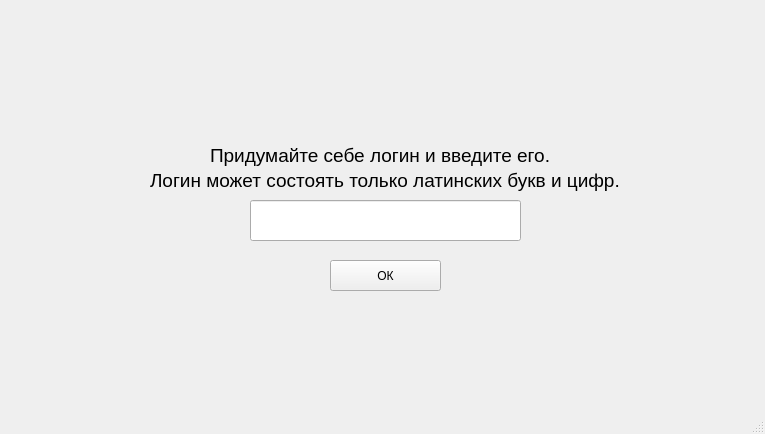
The window that Qt/mainwindow.ui (shm0nya/Lipilin-s-game) describes before a commit, drawn with Qt 5.
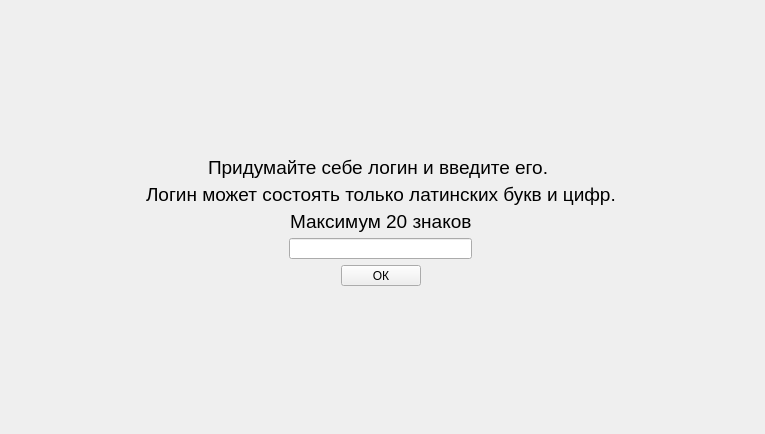
The same window after the commit.

What changed in the file:
```diff
--- a/Qt/mainwindow.ui
+++ b/Qt/mainwindow.ui
@@ -20,82 +20,224 @@
    <bool>false</bool>
   </property>
   <widget class="QWidget" name="centralWidget">
-   <widget class="QLabel" name="label">
+   <widget class="QWidget" name="">
     <property name="geometry">
      <rect>
-      <x>210</x>
-      <y>130</y>
-      <width>351</width>
-      <height>51</height>
+      <x>94</x>
+      <y>145</y>
+      <width>573</width>
+      <height>152</height>
      </rect>
     </property>
-    <property name="font">
-     <font>
-      <pointsize>14</pointsize>
-     </font>
-    </property>
-    <property name="text">
-     <string>Придумайте себе логин и введите его. </string>
-    </property>
+    <layout class="QVBoxLayout" name="summary_componate">
+     <item>
+      <layout class="QHBoxLayout" name="componate_text_first_lbl">
+       <item>
+        <spacer name="horizontalSpacer">
+         <property name="orientation">
+          <enum>Qt::Horizontal</enum>
+         </property>
+         <property name="sizeHint" stdset="0">
+          <size>
+           <width>40</width>
+           <height>20</height>
+          </size>
+         </property>
+        </spacer>
+       </item>
+       <item>
+        <widget class="QLabel" name="label_text_to_get_login1">
+         <property name="font">
+          <font>
+           <pointsize>14</pointsize>
+          </font>
+         </property>
+         <property name="text">
+          <string>Придумайте себе логин и введите его. </string>
+         </property>
+        </widget>
+       </item>
+       <item>
+        <spacer name="horizontalSpacer_2">
+         <property name="orientation">
+          <enum>Qt::Horizontal</enum>
+         </property>
+         <property name="sizeHint" stdset="0">
+          <size>
+           <width>40</width>
+           <height>20</height>
+          </size>
+         </property>
+        </spacer>
+       </item>
+      </layout>
+     </item>
+     <item>
+      <layout class="QHBoxLayout" name="componate_second_lbl">
+       <item>
+        <spacer name="horizontalSpacer_10">
+         <property name="orientation">
+          <enum>Qt::Horizontal</enum>
+         </property>
+         <property name="sizeHint" stdset="0">
+          <size>
+           <width>40</width>
+           <height>20</height>
+          </size>
+         </property>
+        </spacer>
+       </item>
+       <item>
+        <widget class="QLabel" name="label_text_to_get_login2">
+         <property name="font">
+          <font>
+           <pointsize>14</pointsize>
+          </font>
+         </property>
+         <property name="text">
+          <string>Логин может состоять только латинских букв и цифр.</string>
+         </property>
+        </widget>
+       </item>
+       <item>
+        <spacer name="horizontalSpacer_9">
+         <property name="orientation">
+          <enum>Qt::Horizontal</enum>
+         </property>
+         <property name="sizeHint" stdset="0">
+          <size>
+           <width>40</width>
+           <height>20</height>
+          </size>
+         </property>
+        </spacer>
+       </item>
+      </layout>
+     </item>
+     <item>
+      <layout class="QHBoxLayout" name="componate_third_lbl">
+       <item>
+        <spacer name="horizontalSpacer_7">
+         <property name="orientation">
+          <enum>Qt::Horizontal</enum>
+         </property>
+         <property name="sizeHint" stdset="0">
+          <size>
+           <width>40</width>
+           <height>20</height>
+          </size>
+         </property>
+        </spacer>
+       </item>
+       <item>
+        <widget class="QLabel" name="label_text_toget_login_3">
+         <property name="font">
+          <font>
+           <pointsize>14</pointsize>
+          </font>
+         </property>
+         <property name="text">
+          <string>Максимум 20 знаков</string>
+         </property>
+        </widget>
+       </item>
+       <item>
+        <spacer name="horizontalSpacer_8">
+         <property name="orientation">
+          <enum>Qt::Horizontal</enum>
+         </property>
+         <property name="sizeHint" stdset="0">
+          <size>
+           <width>40</width>
+           <height>20</height>
+          </size>
+         </property>
+        </spacer>
+       </item>
+      </layout>
+     </item>
+     <item>
+      <layout class="QHBoxLayout" name="Componate_Line_edit">
+       <item>
+        <spacer name="horizontalSpacer_3">
+         <property name="orientation">
+          <enum>Qt::Horizontal</enum>
+         </property>
+         <property name="sizeHint" stdset="0">
+          <size>
+           <width>40</width>
+           <height>20</height>
+          </size>
+         </property>
+        </spacer>
+       </item>
+       <item>
+        <widget class="QLineEdit" name="login_edit">
+         <property name="font">
+          <font>
+           <pointsize>11</pointsize>
+          </font>
+         </property>
+         <property name="text">
+          <string/>
+         </property>
+        </widget>
+       </item>
+       <item>
+        <spacer name="horizontalSpacer_4">
+         <property name="orientation">
+          <enum>Qt::Horizontal</enum>
+         </property>
+         <property name="sizeHint" stdset="0">
+          <size>
+           <width>40</width>
+           <height>20</height>
+          </size>
+         </property>
+        </spacer>
+       </item>
+      </layout>
+     </item>
+     <item>
+      <layout class="QHBoxLayout" name="componate_login_button">
+       <item>
+        <spacer name="horizontalSpacer_5">
+         <property name="orientation">
+          <enum>Qt::Horizontal</enum>
+         </property>
+         <property name="sizeHint" stdset="0">
+          <size>
+           <width>40</width>
+           <height>20</height>
+          </size>
+         </property>
+        </spacer>
+       </item>
+       <item>
+        <widget class="QPushButton" name="Login_button">
+         <property name="text">
+          <string>ОК</string>
+         </property>
+        </widget>
+       </item>
+       <item>
+        <spacer name="horizontalSpacer_6">
+         <property name="orientation">
+          <enum>Qt::Horizontal</enum>
+         </property>
+         <property name="sizeHint" stdset="0">
+          <size>
+           <width>40</width>
+           <height>20</height>
+          </size>
+         </property>
+        </spacer>
+       </item>
+      </layout>
+     </item>
+    </layout>
    </widget>
-   <widget class="QLabel" name="label_2">
-    <property name="geometry">
-     <rect>
-      <x>150</x>
-      <y>160</y>
-      <width>511</width>
-      <height>41</height>
-     </rect>
-    </property>
-    <property name="font">
-     <font>
-      <pointsize>14</pointsize>
-     </font>
-    </property>
-    <property name="text">
-     <string>Логин может состоять только латинских букв и цифр.</string>
-    </property>
-   </widget>
-   <widget class="QPushButton" name="Login_button">
-    <property name="geometry">
-     <rect>
-      <x>330</x>
-      <y>260</y>
-      <width>111</width>
-      <height>31</height>
-     </rect>
-    </property>
-    <property name="text">
-     <string>ОК</string>
-    </property>
-   </widget>
-   <widget class="QLineEdit" name="TextLogin">
-    <property name="geometry">
-     <rect>
-      <x>250</x>
-      <y>200</y>
-      <width>271</width>
-      <height>41</height>
-     </rect>
-    </property>
-    <property name="font">
-     <font>
-      <pointsize>11</pointsize>
-     </font>
-    </property>
-   </widget>
   </widget>
-  <widget class="QMenuBar" name="menuBar">
-   <property name="geometry">
-    <rect>
-     <x>0</x>
-     <y>0</y>
-     <width>765</width>
-     <height>21</height>
-    </rect>
-   </property>
-  </widget>
-  <widget class="QStatusBar" name="statusBar"/>
  </widget>
  <layoutdefault spacing="6" margin="11"/>
  <resources/>
```
